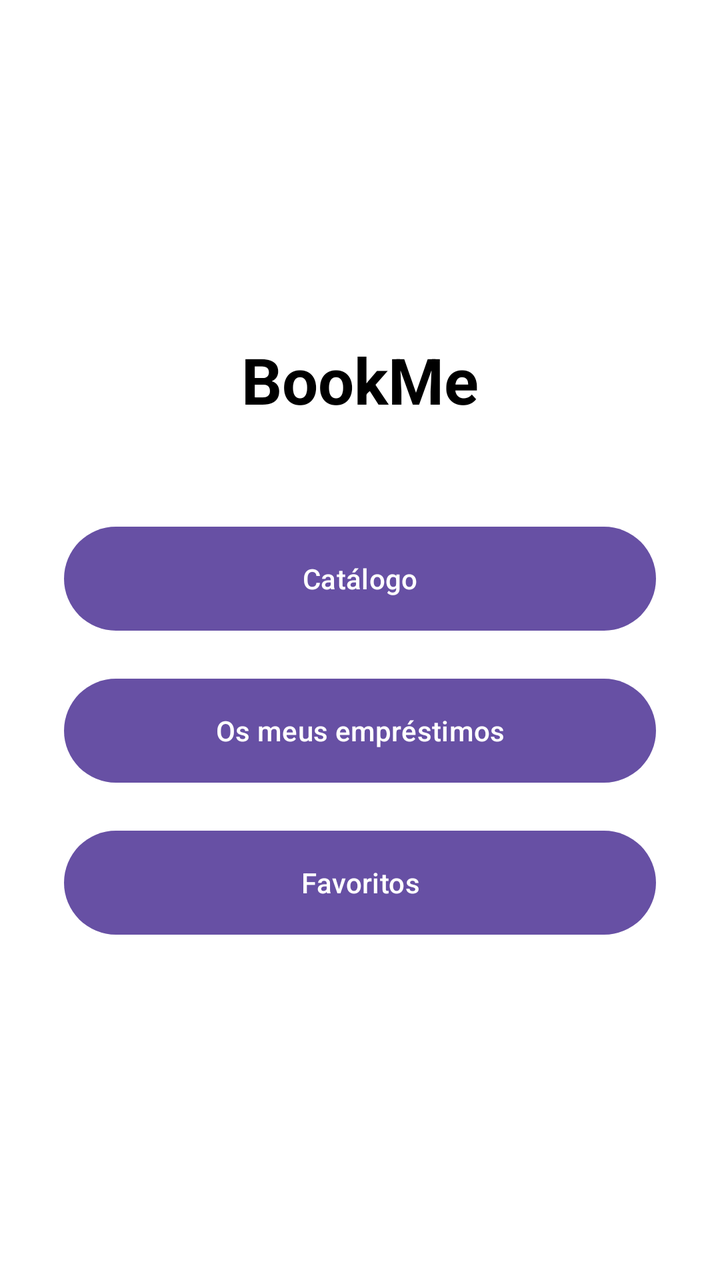
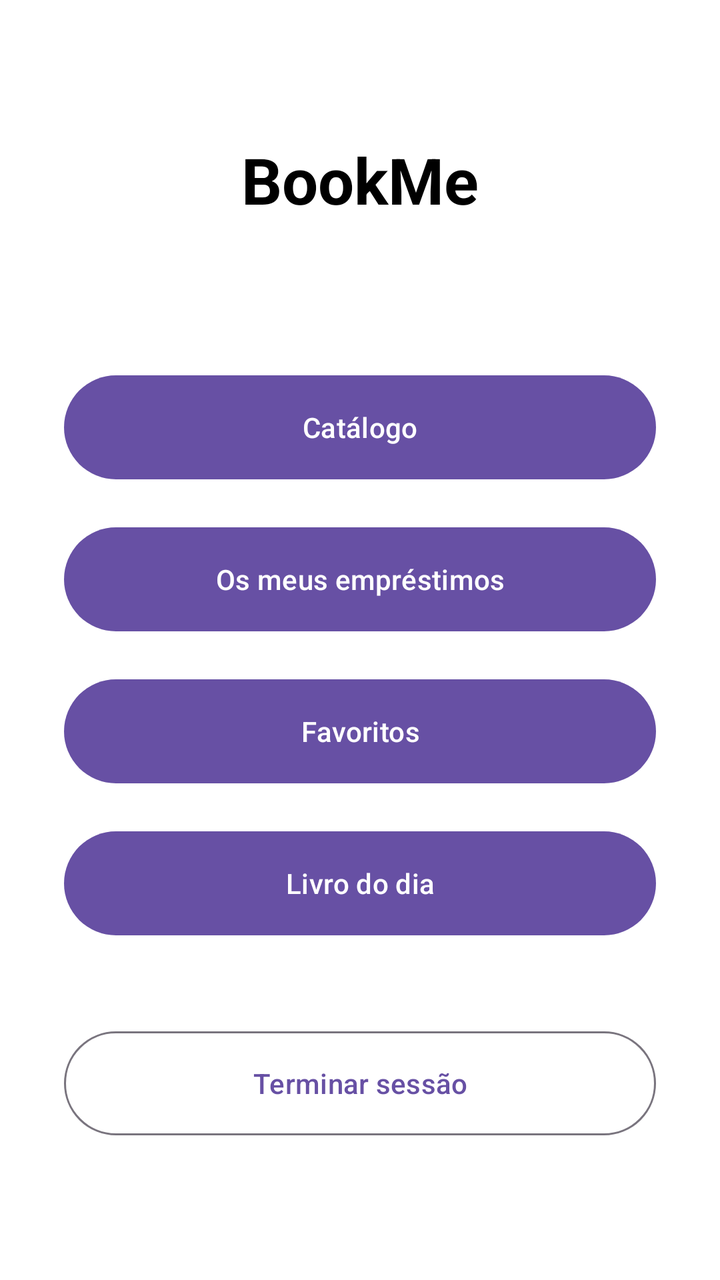

An Android layout rendered at two revisions. The XML below is the earlier revision; the diff shows what the commit changed to produce the second picture.
<!-- AndroidManifest.xml: application theme Theme.ProjectDroid -->
<!-- res/layout/activity_home.xml -->
<?xml version="1.0" encoding="utf-8"?>
<LinearLayout xmlns:android="http://schemas.android.com/apk/res/android"
    android:layout_width="match_parent"
    android:layout_height="match_parent"
    android:orientation="vertical"
    android:gravity="center"
    android:padding="32dp"
    android:background="#FFFFFF">

    <TextView
        android:layout_width="wrap_content"
        android:layout_height="wrap_content"
        android:text="@string/app_name"
        android:textSize="32sp"
        android:textStyle="bold"
        android:textColor="#000000"
        android:layout_marginBottom="48dp" />

    <Button
        android:id="@+id/btnCatalog"
        android:layout_width="match_parent"
        android:layout_height="60dp"
        android:text="Catálogo"
        android:layout_marginBottom="16dp" />

    <Button
        android:id="@+id/btnMyLoans"
        android:layout_width="match_parent"
        android:layout_height="60dp"
        android:text="Os meus empréstimos"
        android:layout_marginBottom="16dp" />

    <Button
        android:id="@+id/btnFavorites"
        android:layout_width="match_parent"
        android:layout_height="60dp"
        android:text="Favoritos" />

</LinearLayout>
<!-- resources referenced by this layout -->
<resources>
  <string name="app_name">BookMe</string>
  <style name="Theme.ProjectDroid" parent="Base.Theme.ProjectDroid" />
  <style name="Base.Theme.ProjectDroid" parent="Theme.Material3.DayNight.NoActionBar">
          
          
      </style>
</resources>

<!-- the commit's change to res/layout/activity_home.xml (unified diff, before → after) -->
@@ -14,7 +14,15 @@
         android:textSize="32sp"
         android:textStyle="bold"
         android:textColor="#000000"
-        android:layout_marginBottom="48dp" />
+        android:layout_marginBottom="8dp" />
+
+    <TextView
+        android:id="@+id/textWelcome"
+        android:layout_width="wrap_content"
+        android:layout_height="wrap_content"
+        android:textSize="18sp"
+        android:textColor="#555555"
+        android:layout_marginBottom="40dp" />
 
     <Button
         android:id="@+id/btnCatalog"
@@ -34,6 +42,21 @@
         android:id="@+id/btnFavorites"
         android:layout_width="match_parent"
         android:layout_height="60dp"
-        android:text="Favoritos" />
+        android:text="Favoritos"
+        android:layout_marginBottom="16dp" />
+
+    <Button
+        android:id="@+id/btnDailyBook"
+        android:layout_width="match_parent"
+        android:layout_height="60dp"
+        android:text="Livro do dia"
+        android:layout_marginBottom="40dp" />
+
+    <Button
+        android:id="@+id/btnLogout"
+        style="@style/Widget.Material3.Button.OutlinedButton"
+        android:layout_width="match_parent"
+        android:layout_height="60dp"
+        android:text="Terminar sessão" />
 
 </LinearLayout>
